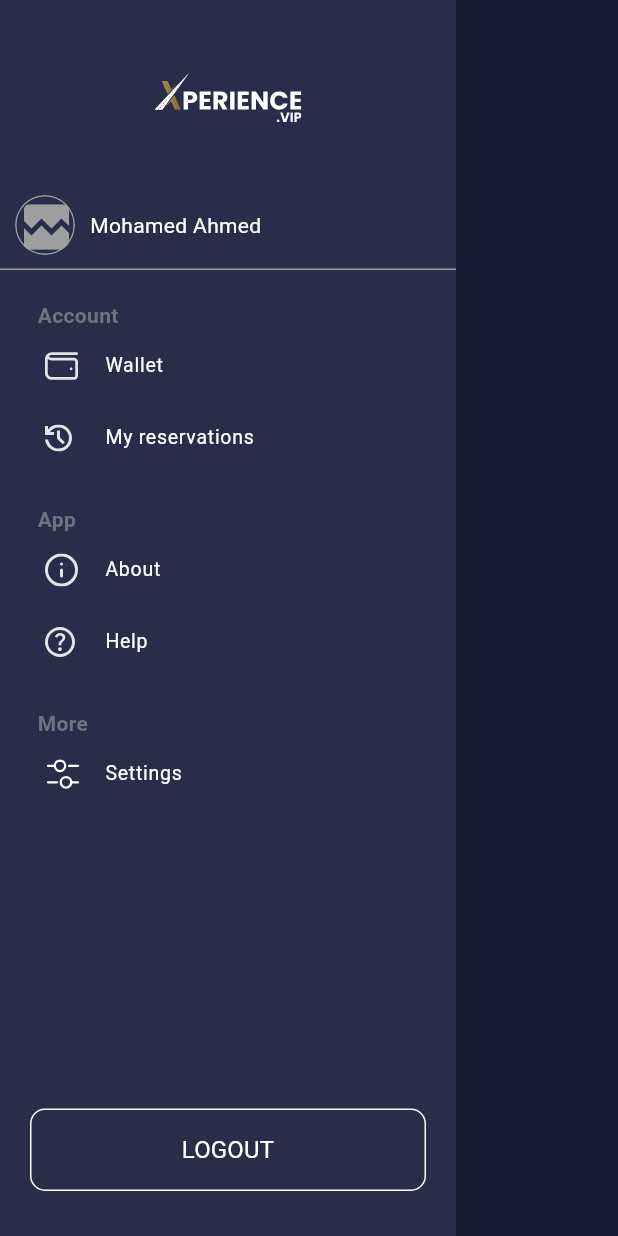
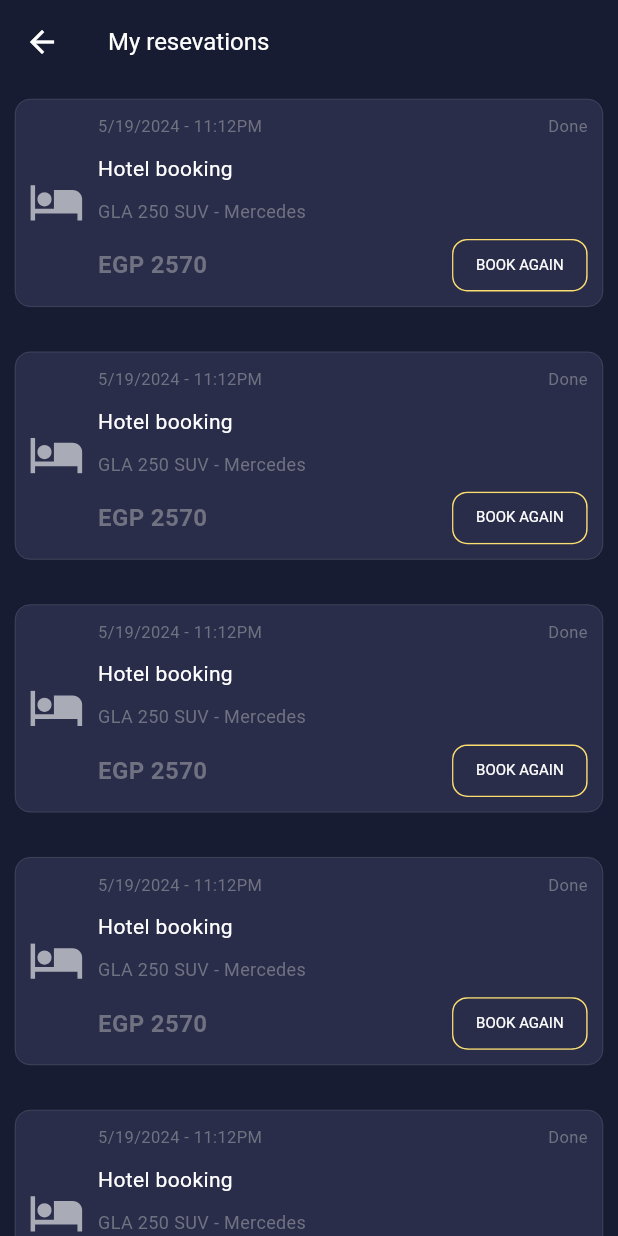
Before and after one commit to selbieh/xperience_mob, a Flutter app: the MenuScreen widget shown alone on an empty page, opened directly, after a tap on "My reservations", on a phone screen of 412 x 824 dp. Run offline on Flutter 3.47's test engine with Material 3 defaults, Android fonts, the light colour scheme and no system bars; our stand-ins replace cached_network_image, carousel_slider, flutter_svg, get_it, shared_preferences; missing offline and left inert: phone_form_field; accounts and stored records are empty; network calls fail.

Commit message:
MyReservationsScreen

```diff
--- a/lib/view/screens/auth/onbording_screen.dart
+++ b/lib/view/screens/auth/onbording_screen.dart
@@ -4,7 +4,7 @@ import 'package:xperience/model/base/base_widget.dart';
 import 'package:xperience/model/services/router/nav_service.dart';
 import 'package:xperience/model/services/theme/app_colors.dart';
 import 'package:xperience/view/screens/auth/login_screen.dart';
-import 'package:xperience/view/widgets/main_button.dart';
+import 'package:xperience/view/widgets/components/main_button.dart';
 import 'package:xperience/view/widgets/onboarding_page_item.dart';
 
 class OnboardingScreen extends StatelessWidget {
--- a/lib/view/screens/auth/otp_screen.dart
+++ b/lib/view/screens/auth/otp_screen.dart
@@ -9,7 +9,7 @@ import 'package:xperience/model/services/theme/app_colors.dart';
 import 'package:xperience/view/screens/main_screen.dart';
 import 'package:xperience/view/widgets/custom_button.dart';
 import 'package:xperience/view/widgets/have_problem_widget.dart';
-import 'package:xperience/view/widgets/otp_widget.dart';
+import 'package:xperience/view/widgets/components/otp_widget.dart';
 
 class OTPScreen extends StatelessWidget {
   const OTPScreen({Key? key}) : super(key: key);
--- a/lib/view/screens/home/menu_screen.dart
+++ b/lib/view/screens/home/menu_screen.dart
@@ -8,8 +8,9 @@ import 'package:xperience/model/services/theme/app_colors.dart';
 import 'package:xperience/view/screens/auth/login_screen.dart';
 import 'package:xperience/view/screens/menu/about_screen.dart';
 import 'package:xperience/view/screens/menu/help_screen.dart';
-import 'package:xperience/view/widgets/main_button.dart';
-import 'package:xperience/view/widgets/main_image.dart';
+import 'package:xperience/view/screens/menu/myreservations_screen.dart';
+import 'package:xperience/view/widgets/components/main_button.dart';
+import 'package:xperience/view/widgets/components/main_image.dart';
 
 class MenuScreen extends StatelessWidget {
   const MenuScreen({Key? key}) : super(key: key);
@@ -66,7 +67,9 @@ class MenuScreen extends StatelessWidget {
                       menuItem(
                         title: "My reservations",
                         icon: "assets/svgs/ic_reservations.svg",
-                        onTap: () {},
+                        onTap: () {
+                          NavService().pushKey(const MyReservationsScreen());
+                        },
                       ),
                       const SizedBox(height: 20),
                       menuTitleItem("App"),
--- a/lib/view/screens/menu/help_screen.dart
+++ b/lib/view/screens/menu/help_screen.dart
@@ -3,8 +3,8 @@ import 'package:flutter_svg/flutter_svg.dart';
 import 'package:xperience/model/base/base_notifier.dart';
 import 'package:xperience/model/base/base_widget.dart';
 import 'package:xperience/model/services/theme/app_colors.dart';
+import 'package:xperience/view/widgets/components/main_textfield.dart';
 import 'package:xperience/view/widgets/custom_button.dart';
-import 'package:xperience/view/widgets/main_textfield.dart';
 
 class HelpScreen extends StatelessWidget {
   const HelpScreen({Key? key}) : super(key: key);
--- /dev/null
+++ b/lib/view/screens/menu/myreservations_screen.dart
@@ -0,0 +1,124 @@
+import 'package:flutter/material.dart';
+import 'package:flutter_svg/flutter_svg.dart';
+import 'package:xperience/model/base/base_notifier.dart';
+import 'package:xperience/model/base/base_widget.dart';
+import 'package:xperience/model/services/theme/app_colors.dart';
+
+class MyReservationsScreen extends StatelessWidget {
+  const MyReservationsScreen({Key? key}) : super(key: key);
+
+  @override
+  Widget build(BuildContext context) {
+    return BaseWidget<MyReservationsScreenModel>(
+      model: MyReservationsScreenModel(),
+      builder: (_, model, child) {
+        return Scaffold(
+          appBar: AppBar(
+            title: const Text("My resevations"),
+            backgroundColor: AppColors.primaryColorDark,
+          ),
+          body: ListView.separated(
+            itemCount: 5,
+            separatorBuilder: (context, index) => const SizedBox(height: 10),
+            itemBuilder: ((context, index) {
+              return const ReservationItemWidget();
+            }),
+          ),
+        );
+      },
+    );
+  }
+}
+
+class ReservationItemWidget extends StatelessWidget {
+  const ReservationItemWidget({
+    super.key,
+  });
+
+  @override
+  Widget build(BuildContext context) {
+    return Container(
+      margin: const EdgeInsets.symmetric(vertical: 10, horizontal: 10),
+      padding: const EdgeInsets.symmetric(vertical: 10, horizontal: 10),
+      decoration: BoxDecoration(
+        border: Border.all(color: AppColors.greyText, width: 0.25),
+        borderRadius: BorderRadius.circular(10),
+        color: AppColors.primaryColorLight,
+      ),
+      child: Row(
+        children: [
+          SvgPicture.asset("assets/svgs/ic_hotel_2.svg"),
+          const SizedBox(width: 10),
+          Expanded(
+            child: Column(
+              crossAxisAlignment: CrossAxisAlignment.start,
+              children: [
+                const Row(
+                  mainAxisAlignment: MainAxisAlignment.spaceBetween,
+                  children: [
+                    Text(
+                      "5/19/2024 - 11:12PM",
+                      style: TextStyle(fontSize: 11, color: AppColors.greyText),
+                    ),
+                    Text(
+                      "Done",
+                      style: TextStyle(fontSize: 11, color: AppColors.greyText),
+                    ),
+                  ],
+                ),
+                const SizedBox(height: 10),
+                const Text(
+                  "Hotel booking",
+                  style: TextStyle(fontSize: 14),
+                ),
+                const SizedBox(height: 10),
+                const Text(
+                  "GLA 250 SUV - Mercedes",
+                  style: TextStyle(fontSize: 12, color: AppColors.greyText),
+                ),
+                const SizedBox(height: 10),
+                Row(
+                  mainAxisAlignment: MainAxisAlignment.spaceBetween,
+                  children: [
+                    const Expanded(
+                      child: Text(
+                        "EGP 2570",
+                        style: TextStyle(
+                          fontSize: 16,
+                          color: AppColors.greyText,
+                          fontWeight: FontWeight.bold,
+                        ),
+                      ),
+                    ),
+                    Container(
+                      height: 35,
+                      decoration: BoxDecoration(
+                        borderRadius: BorderRadius.circular(10),
+                        border: Border.all(color: AppColors.goldColor),
+                      ),
+                      child: ElevatedButton(
+                        style: ElevatedButton.styleFrom(
+                          backgroundColor: AppColors.primaryColorLight,
+                          elevation: 0,
+                          shape: RoundedRectangleBorder(borderRadius: BorderRadius.circular(10)),
+                          padding: const EdgeInsets.symmetric(horizontal: 15),
+                        ),
+                        child: const Text(
+                          "BOOK AGAIN",
+                          style: TextStyle(fontSize: 10),
+                        ),
+                        onPressed: () {},
+                      ),
+                    ),
+                  ],
+                ),
+              ],
+            ),
+          ),
+        ],
+      ),
+    );
+  }
+}
+
+class MyReservationsScreenModel extends BaseNotifier {}
--- a/lib/view/screens/testing_screen.dart
+++ b/lib/view/screens/testing_screen.dart
@@ -1,7 +1,7 @@
 import 'package:flutter/material.dart';
 import 'package:xperience/model/base/base_notifier.dart';
 import 'package:xperience/model/base/base_widget.dart';
-import 'package:xperience/view/widgets/main_button.dart';
+import 'package:xperience/view/widgets/components/main_button.dart';
 
 class TestingScreen extends StatelessWidget {
   const TestingScreen({Key? key}) : super(key: key);
--- a/lib/view/widgets/main_image.dart
+++ b/lib/view/widgets/components/main_image.dart
@@ -3,7 +3,7 @@ import 'dart:convert';
 import 'package:flutter/material.dart';
 import 'package:cached_network_image/cached_network_image.dart';
 import 'package:xperience/model/services/theme/app_colors.dart';
-import 'package:xperience/view/widgets/main_progress.dart';
+import 'package:xperience/view/widgets/components/main_progress.dart';
 
 enum ImageType {
   network,
--- a/lib/view/widgets/have_problem_widget.dart
+++ b/lib/view/widgets/have_problem_widget.dart
@@ -1,6 +1,6 @@
 import 'package:flutter/material.dart';
 import 'package:xperience/model/services/theme/app_colors.dart';
-import 'package:xperience/view/widgets/main_button.dart';
+import 'package:xperience/view/widgets/components/main_button.dart';
 
 class HaveProblemWidget extends StatelessWidget {
   const HaveProblemWidget({
--- a/lib/view/widgets/home_service_item_widget.dart
+++ b/lib/view/widgets/home_service_item_widget.dart
@@ -1,7 +1,7 @@
 import 'package:flutter/material.dart';
 import 'package:xperience/model/config/size_config.dart';
 import 'package:xperience/model/services/theme/app_colors.dart';
-import 'package:xperience/view/widgets/main_image.dart';
+import 'package:xperience/view/widgets/components/main_image.dart';
 
 class HomeServiceItemWidget extends StatelessWidget {
   const HomeServiceItemWidget({
```
Also changed, not shown: lib/view/screens/home/home_tab_screen.dart (+7 -3 lines), lib/view/screens/menu/notifications_screen.dart (added, +33 -0 lines), lib/view/widgets/notification_item_widget.dart (added, +42 -0 lines), lib/view/widgets/components/main_button.dart (renamed from lib/view/widgets/main_button.dart), lib/view/widgets/components/main_image_slider.dart (renamed from lib/view/widgets/main_image_slider.dart), lib/view/widgets/components/main_progress.dart (renamed from lib/view/widgets/main_progress.dart), lib/view/widgets/components/main_textfield.dart (renamed from lib/view/widgets/main_textfield.dart), lib/view/widgets/components/otp_widget.dart (renamed from lib/view/widgets/otp_widget.dart).
